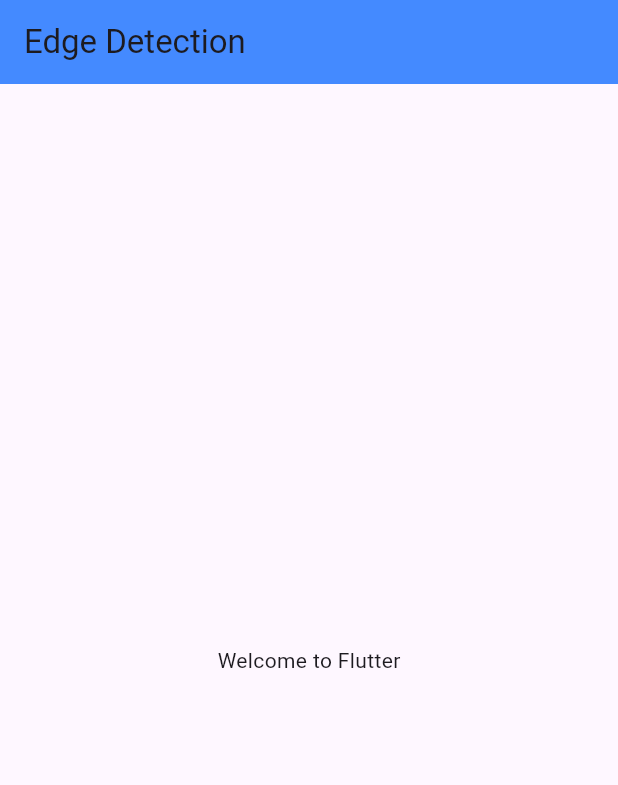
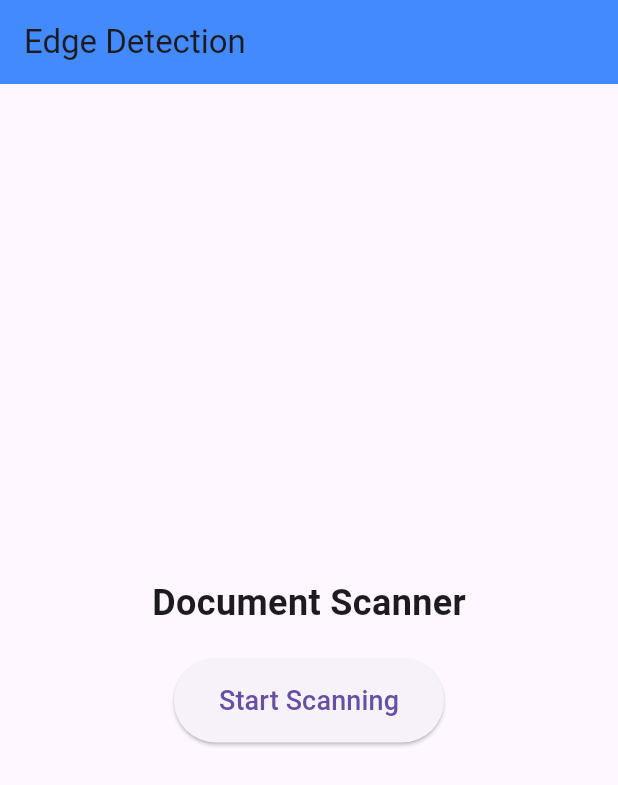
Before and after one commit to Linkonsq/edge-detection-flutter, a Flutter app: the screen it shows after launch, on a phone screen of 412 x 824 dp. Shown: the top 785 px of the screen. Run offline on Flutter 3.47's test engine with Material 3 defaults, Android fonts, the phone set to English and light mode, and no system bars; our stand-ins replace camera.

Commit message:
Initialized camera with a button

```diff
--- a/lib/screens/home_screen.dart
+++ b/lib/screens/home_screen.dart
@@ -1,7 +1,27 @@
+import 'package:camera/camera.dart';
+import 'package:edge_detection/screens/camera_screen.dart';
 import 'package:flutter/material.dart';
 
 class HomeScreen extends StatelessWidget {
   const HomeScreen({super.key});
+
+  Future<void> _navigateToCamera(BuildContext context) async {
+    try {
+      final cameras = await availableCameras();
+      final firstCamera = cameras.first;
+
+      Navigator.push(
+        context,
+        MaterialPageRoute(
+          builder: (context) => CameraScreen(camera: firstCamera),
+        ),
+      );
+    } catch (e) {
+      ScaffoldMessenger.of(
+        context,
+      ).showSnackBar(SnackBar(content: Text('Camera error: $e')));
+    }
+  }
 
   @override
   Widget build(BuildContext context) {
@@ -10,7 +30,31 @@ class HomeScreen extends StatelessWidget {
         title: const Text('Edge Detection'),
         backgroundColor: Colors.blueAccent,
       ),
-      body: Center(child: Text("Welcome to Flutter")),
+      body: Center(
+        child: Column(
+          mainAxisAlignment: MainAxisAlignment.center,
+          children: [
+            const Text(
+              "Document Scanner",
+              style: TextStyle(fontSize: 24, fontWeight: FontWeight.bold),
+            ),
+            const SizedBox(height: 20),
+            ElevatedButton(
+              onPressed: () => _navigateToCamera(context),
+              style: ElevatedButton.styleFrom(
+                padding: const EdgeInsets.symmetric(
+                  horizontal: 30,
+                  vertical: 15,
+                ),
+              ),
+              child: const Text(
+                "Start Scanning",
+                style: TextStyle(fontSize: 18),
+              ),
+            ),
+          ],
+        ),
+      ),
     );
   }
 }
```
Also changed, not shown: lib/camera/camera_view.dart (+42 -0 lines), lib/screens/camera_screen.dart (added, +20 -0 lines).
